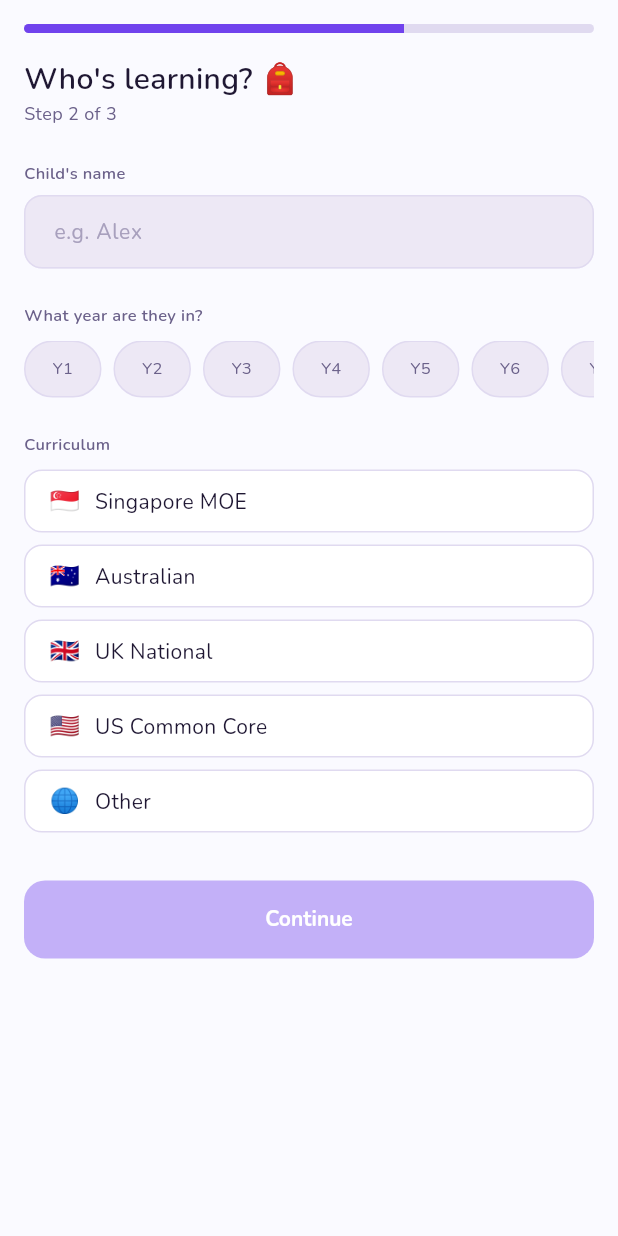
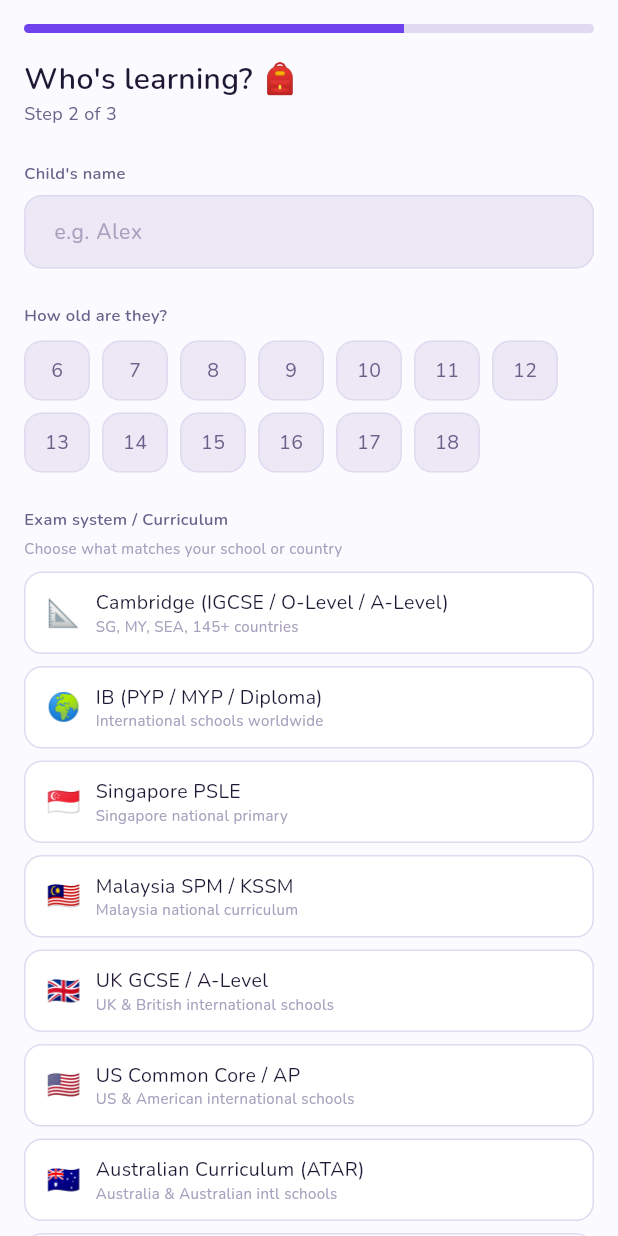
Before and after one commit to zackwhy1704/pally, a Flutter app: the ChildSetupScreen screen opened by its route, on a phone screen of 412 x 824 dp. Run offline on Flutter 3.47's test engine with Material 3 defaults, Android fonts, the phone set to English and light mode, and no system bars; our stand-ins replace camera, dio, drift, file_picker, flutter_riverpod, flutter_secure_storage and 11 more; missing offline and left inert: google_mlkit_text_recognition; accounts and stored records are empty; generated files the repository leaves out were written again.

Commit message:
feat: internationalize child setup — age selector + global exam systems
Replace Singapore-centric Y1-Y8 grade chips with universal age selector
(6-18) since grade naming varies by country. Replace country-specific
curriculum list with international exam systems:

- Cambridge (IGCSE / O-Level / A-Level) — 145+ countries, dominant in SEA
- IB (PYP / MYP / Diploma) — international schools worldwide
- Singapore PSLE — national primary
- Malaysia SPM / KSSM — national curriculum
- UK GCSE / A-Level — British international schools
- US Common Core / AP — American international schools
- Australian Curriculum (ATAR)
- Other / Not sure

Each option shows the system name + region hint so parents can identify
their school's system regardless of country.

Co-Authored-By: Claude Opus 4.7 <noreply@anthropic.com>

```diff
--- a/lib/features/auth/screens/child_setup_screen.dart
+++ b/lib/features/auth/screens/child_setup_screen.dart
@@ -17,24 +17,27 @@ class ChildSetupScreen extends ConsumerStatefulWidget {
 
 class _ChildSetupScreenState extends ConsumerState<ChildSetupScreen> {
   final _nameCtrl = TextEditingController();
-  String? _selectedYear;
-  String? _selectedCurriculum;
+  int? _selectedAge;
+  String? _selectedExamSystem;
   bool _loading = false;
 
-  static const _years = ['Y1', 'Y2', 'Y3', 'Y4', 'Y5', 'Y6', 'Y7', 'Y8'];
+  static const _ages = [6, 7, 8, 9, 10, 11, 12, 13, 14, 15, 16, 17, 18];
 
-  static const _curricula = [
-    ('🇸🇬', 'Singapore MOE', 'SINGAPORE_MOE'),
-    ('🇦🇺', 'Australian', 'AUSTRALIAN'),
-    ('🇬🇧', 'UK National', 'UK_NATIONAL'),
-    ('🇺🇸', 'US Common Core', 'US_COMMON_CORE'),
-    ('🌐', 'Other', 'OTHER'),
+  static const _examSystems = [
+    ('📐', 'Cambridge (IGCSE / O-Level / A-Level)', 'CAMBRIDGE', 'SG, MY, SEA, 145+ countries'),
+    ('🌍', 'IB (PYP / MYP / Diploma)', 'IB', 'International schools worldwide'),
+    ('🇸🇬', 'Singapore PSLE', 'SG_PSLE', 'Singapore national primary'),
+    ('🇲🇾', 'Malaysia SPM / KSSM', 'MY_SPM', 'Malaysia national curriculum'),
+    ('🇬🇧', 'UK GCSE / A-Level', 'UK_GCSE', 'UK & British international schools'),
+    ('🇺🇸', 'US Common Core / AP', 'US_AP', 'US & American international schools'),
+    ('🇦🇺', 'Australian Curriculum (ATAR)', 'AU_ATAR', 'Australia & Australian intl schools'),
+    ('🌐', 'Other / Not sure', 'OTHER', 'Custom or homeschool curriculum'),
   ];
 
   bool get _canContinue =>
       _nameCtrl.text.trim().isNotEmpty &&
-      _selectedYear != null &&
-      _selectedCurriculum != null;
+      _selectedAge != null &&
+      _selectedExamSystem != null;
 
   @override
   void dispose() {
@@ -50,8 +53,8 @@ class _ChildSetupScreenState extends ConsumerState<ChildSetupScreen> {
         '/api/v1/auth/setup',
         data: {
           'childName': _nameCtrl.text.trim(),
-          'yearLevel': int.tryParse(_selectedYear!.replaceAll('Y', '')) ?? 1,
-          'curriculum': _selectedCurriculum,
+          'yearLevel': _selectedAge,
+          'curriculum': _selectedExamSystem,
         },
       );
       await AuthNotifier.instance.setChildName(_nameCtrl.text.trim());
@@ -62,12 +65,11 @@ class _ChildSetupScreenState extends ConsumerState<ChildSetupScreen> {
         ScaffoldMessenger.of(context).showSnackBar(
           SnackBar(
             content: Text('Could not save setup — check your connection',
-                style: AppTextStyles.bodySmall
-                    .copyWith(color: Colors.white)),
+                style: AppTextStyles.bodySmall.copyWith(color: Colors.white)),
             backgroundColor: AppColors.coral,
             behavior: SnackBarBehavior.floating,
-            shape: RoundedRectangleBorder(
-                borderRadius: BorderRadius.circular(12)),
+            shape:
+                RoundedRectangleBorder(borderRadius: BorderRadius.circular(12)),
           ),
         );
       }
@@ -97,7 +99,6 @@ class _ChildSetupScreenState extends ConsumerState<ChildSetupScreen> {
                       AppTextStyles.bodySmall.copyWith(color: AppColors.text2)),
               const SizedBox(height: AppSpacing.lg),
 
-              // Child name
               const _SectionLabel("Child's name"),
               const SizedBox(height: 6),
               TextField(
@@ -122,87 +123,85 @@ class _ChildSetupScreenState extends ConsumerState<ChildSetupScreen> {
               ),
               const SizedBox(height: AppSpacing.lg),
 
-              // Year selector
-              const _SectionLabel('What year are they in?'),
+              const _SectionLabel('How old are they?'),
               const SizedBox(height: 8),
-              SingleChildScrollView(
-                scrollDirection: Axis.horizontal,
-                child: Row(
-                  children: _years.map((y) {
-                    final selected = _selectedYear == y;
-                    return Padding(
-                      padding: const EdgeInsets.only(right: 8),
-                      child: GestureDetector(
-                        onTap: () => setState(() => _selectedYear = y),
+              Wrap(
+                spacing: 8,
+                runSpacing: 8,
+                children: _ages.map((age) {
+                  final selected = _selectedAge == age;
+                  return GestureDetector(
+                    onTap: () => setState(() => _selectedAge = age),
                     child: AnimatedContainer(
                       duration: const Duration(milliseconds: 150),
-                          padding: const EdgeInsets.symmetric(
-                              horizontal: 18, vertical: 10),
+                      width: 44,
+                      height: 40,
+                      alignment: Alignment.center,
                       decoration: BoxDecoration(
                         color: selected
                             ? AppColors.purple
                             : const Color(0xFFEDE8F5),
-                            borderRadius: BorderRadius.circular(20),
+                        borderRadius: BorderRadius.circular(12),
                         border: selected
                             ? null
-                                : Border.all(
-                                    color: AppColors.outline,
-                                    width: 1,
-                                  ),
+                            : Border.all(color: AppColors.outline),
                       ),
                       child: Text(
-                            y,
+                        '$age',
                         style: AppTextStyles.label.copyWith(
-                              color:
-                                  selected ? Colors.white : AppColors.text2,
-                              fontWeight: selected
-                                  ? FontWeight.w700
-                                  : FontWeight.w400,
-                            ),
+                          color: selected ? Colors.white : AppColors.text2,
+                          fontWeight:
+                              selected ? FontWeight.w700 : FontWeight.w400,
+                          fontSize: 13,
                         ),
                       ),
                     ),
                   );
                 }).toList(),
               ),
-              ),
               const SizedBox(height: AppSpacing.lg),
 
-              // Curriculum selector
-              const _SectionLabel('Curriculum'),
+              const _SectionLabel('Exam system / Curriculum'),
+              const SizedBox(height: 4),
+              Text(
+                'Choose what matches your school or country',
+                style: AppTextStyles.caption.copyWith(color: AppColors.text3),
+              ),
               const SizedBox(height: 8),
-              ..._curricula.map(
-                (c) {
-                  final (flag, name, id) = c;
-                  final selected = _selectedCurriculum == id;
+              ..._examSystems.map(
+                (e) {
+                  final (icon, name, id, region) = e;
+                  final selected = _selectedExamSystem == id;
                   return Padding(
                     padding: const EdgeInsets.only(bottom: 8),
                     child: GestureDetector(
-                      onTap: () => setState(() => _selectedCurriculum = id),
+                      onTap: () =>
+                          setState(() => _selectedExamSystem = id),
                       child: AnimatedContainer(
                         duration: const Duration(milliseconds: 150),
-                        height: 42,
                         padding: const EdgeInsets.symmetric(
-                            horizontal: AppSpacing.md),
+                            horizontal: 14, vertical: 10),
                         decoration: BoxDecoration(
                           color: selected
                               ? AppColors.purpleL
                               : AppColors.surface,
                           borderRadius: BorderRadius.circular(12),
                           border: Border.all(
-                            color: selected
-                                ? AppColors.purple
-                                : AppColors.outline,
+                            color:
+                                selected ? AppColors.purple : AppColors.outline,
                             width: selected ? 2 : 1,
                           ),
                         ),
                         child: Row(
                           children: [
-                            Text(flag,
-                                style: const TextStyle(fontSize: 16)),
+                            Text(icon,
+                                style: const TextStyle(fontSize: 18)),
                             const SizedBox(width: 10),
                             Expanded(
-                              child: Text(
+                              child: Column(
+                                crossAxisAlignment: CrossAxisAlignment.start,
+                                children: [
+                                  Text(
                                     name,
                                     style: AppTextStyles.body.copyWith(
                                       color: selected
@@ -211,12 +210,24 @@ class _ChildSetupScreenState extends ConsumerState<ChildSetupScreen> {
                                       fontWeight: selected
                                           ? FontWeight.w600
                                           : FontWeight.w400,
+                                      fontSize: 13,
                                     ),
+                                  ),
+                                  Text(
+                                    region,
+                                    style: AppTextStyles.caption.copyWith(
+                                      color: selected
+                                          ? AppColors.purple
+                                              .withValues(alpha: 0.7)
+                                          : AppColors.text3,
+                                    ),
+                                  ),
+                                ],
                               ),
                             ),
                             if (selected)
-                              const Icon(Icons.check_rounded,
-                                  color: AppColors.purple, size: 18),
+                              const Icon(Icons.check_circle_rounded,
+                                  color: AppColors.purple, size: 20),
                           ],
                         ),
                       ),
@@ -289,8 +300,7 @@ class _ProgressBar extends StatelessWidget {
         value: filled,
         minHeight: 6,
         backgroundColor: AppColors.outline,
-        valueColor:
-            const AlwaysStoppedAnimation<Color>(AppColors.purple),
+        valueColor: const AlwaysStoppedAnimation<Color>(AppColors.purple),
       ),
     );
   }
```
Lines whose indentation alone changed are shown as unchanged.
